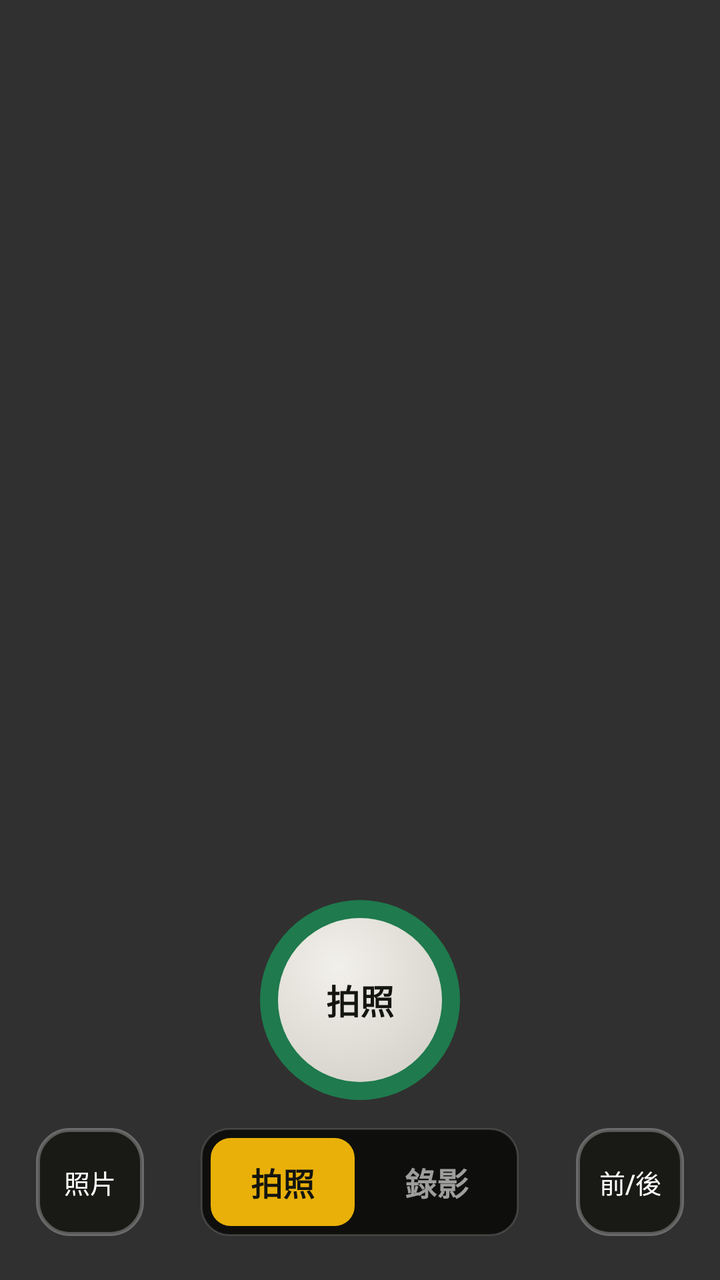
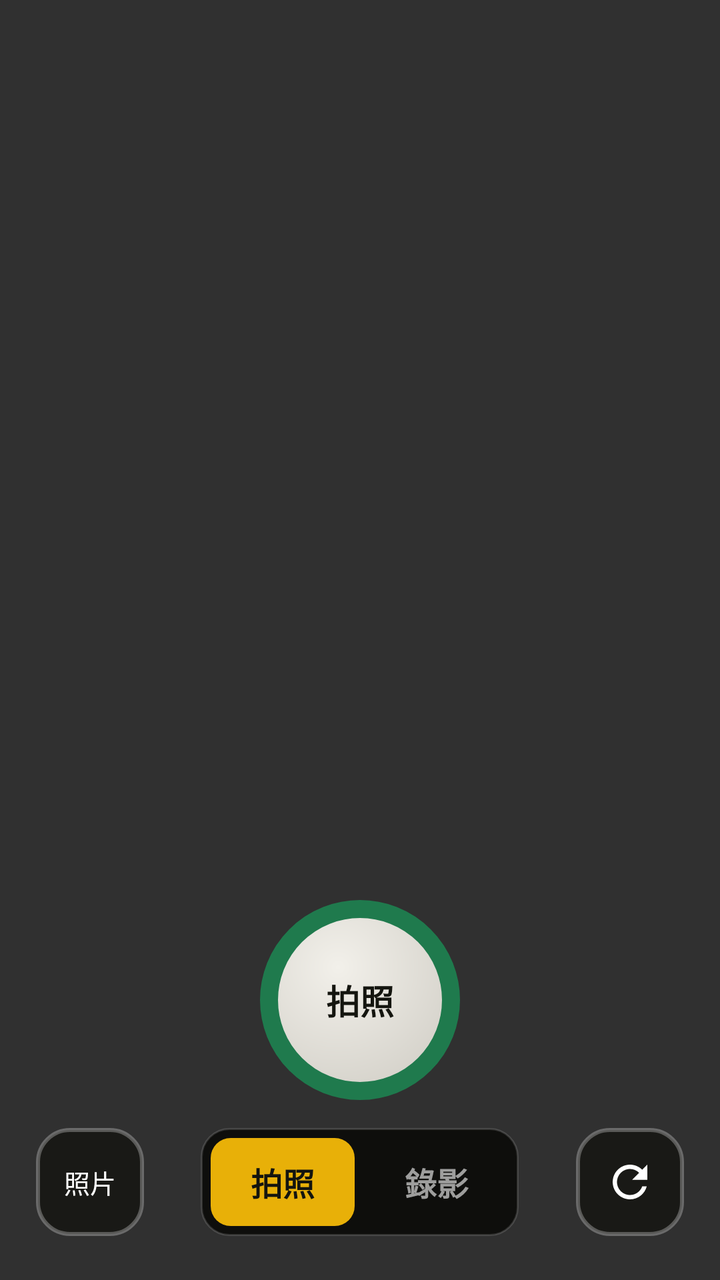

Before-and-after screenshots of an Android layout around one commit, followed by the original layout XML and the change that was made.
<!-- AndroidManifest.xml: application theme AppTheme -->
<!-- res/layout/simple_ui.xml -->
<?xml version="1.0" encoding="utf-8"?>
<FrameLayout xmlns:android="http://schemas.android.com/apk/res/android"
    xmlns:tools="http://schemas.android.com/tools"
    android:id="@+id/sc_root"
    android:layout_width="match_parent"
    android:layout_height="match_parent"
    android:clickable="false"
    android:focusable="false"
    tools:ignore="HardcodedText">

    
    <View
        android:id="@+id/sc_rec_border"
        android:layout_width="match_parent"
        android:layout_height="match_parent"
        android:background="@drawable/sc_vf_frame_rec"
        android:alpha="0"
        android:clickable="false"
        android:visibility="gone" />

    
    <LinearLayout
        android:id="@+id/sc_camera_controls"
        android:layout_width="match_parent"
        android:layout_height="wrap_content"
        android:layout_gravity="bottom"
        android:orientation="vertical"
        android:paddingTop="10dp"
        android:paddingBottom="22dp"
        android:clickable="true">

        
        <FrameLayout
            android:layout_width="match_parent"
            android:layout_height="wrap_content">

            <TextView
                android:id="@+id/sc_shutter"
                android:layout_width="100dp"
                android:layout_height="100dp"
                android:layout_gravity="center_horizontal"
                android:gravity="center"
                android:text="拍照"
                android:textSize="17sp"
                android:textStyle="bold"
                android:textColor="#14150F"
                android:background="@drawable/sc_shutter_photo"
                android:clickable="true"
                android:focusable="true" />
        </FrameLayout>

        
        <FrameLayout
            android:layout_width="match_parent"
            android:layout_height="wrap_content"
            android:layout_marginTop="14dp"
            android:paddingLeft="18dp"
            android:paddingRight="18dp">

            <FrameLayout
                android:id="@+id/sc_gallery"
                android:layout_width="54dp"
                android:layout_height="54dp"
                android:layout_gravity="start|center_vertical"
                android:background="@drawable/sc_sq_button"
                android:clickable="true"
                android:focusable="true">

                <ImageView
                    android:id="@+id/sc_gallery_thumb"
                    android:layout_width="match_parent"
                    android:layout_height="match_parent"
                    android:layout_margin="3dp"
                    android:scaleType="centerCrop"
                    android:visibility="gone"
                    android:contentDescription="照片" />

                <TextView
                    android:id="@+id/sc_gallery_label"
                    android:layout_width="match_parent"
                    android:layout_height="match_parent"
                    android:gravity="center"
                    android:text="照片"
                    android:textSize="13sp"
                    android:fontFamily="sans-serif-medium"
                    android:textColor="#FFFFFF" />
            </FrameLayout>

            <LinearLayout
                android:layout_width="wrap_content"
                android:layout_height="wrap_content"
                android:layout_gravity="center"
                android:orientation="horizontal"
                android:background="@drawable/sc_mode_pill"
                android:padding="5dp">

                <TextView
                    android:id="@+id/sc_tab_photo"
                    android:layout_width="wrap_content"
                    android:layout_height="44dp"
                    android:minWidth="72dp"
                    android:gravity="center"
                    android:text="拍照"
                    android:textSize="16sp"
                    android:textStyle="bold"
                    android:background="@drawable/sc_tab_selected"
                    android:textColor="#14150F" />

                <TextView
                    android:id="@+id/sc_tab_video"
                    android:layout_width="wrap_content"
                    android:layout_height="44dp"
                    android:minWidth="72dp"
                    android:layout_marginStart="5dp"
                    android:gravity="center"
                    android:text="錄影"
                    android:textSize="16sp"
                    android:textStyle="bold"
                    android:textColor="#99FFFFFF" />
            </LinearLayout>

            <TextView
                android:id="@+id/sc_flip"
                android:layout_width="54dp"
                android:layout_height="54dp"
                android:layout_gravity="end|center_vertical"
                android:gravity="center"
                android:text="前/後"
                android:textSize="13sp"
                android:fontFamily="sans-serif-medium"
                android:textColor="#FFFFFF"
                android:background="@drawable/sc_sq_button" />
        </FrameLayout>
    </LinearLayout>

    
    <LinearLayout
        android:id="@+id/sc_recording_controls"
        android:layout_width="match_parent"
        android:layout_height="wrap_content"
        android:layout_gravity="bottom"
        android:orientation="vertical"
        android:gravity="center"
        android:paddingTop="10dp"
        android:paddingBottom="94dp"
        android:visibility="gone">

        <LinearLayout
            android:id="@+id/sc_stop"
            android:layout_width="100dp"
            android:layout_height="100dp"
            android:orientation="vertical"
            android:gravity="center"
            android:background="@drawable/sc_stop_outer"
            android:clickable="true"
            android:focusable="true">

            <View
                android:layout_width="18dp"
                android:layout_height="18dp"
                android:background="@drawable/sc_stop_inner" />

            <TextView
                android:layout_width="wrap_content"
                android:layout_height="wrap_content"
                android:layout_marginTop="5dp"
                android:text="停止"
                android:textSize="17sp"
                android:textStyle="bold"
                android:textColor="#FFFFFF" />
        </LinearLayout>
    </LinearLayout>

    
    <View
        android:id="@+id/sc_flash"
        android:layout_width="match_parent"
        android:layout_height="match_parent"
        android:background="#FFFFFF"
        android:alpha="0"
        android:clickable="false"
        android:visibility="gone" />

    
    <FrameLayout
        android:id="@+id/sc_tuck"
        android:layout_width="100dp"
        android:layout_height="100dp"
        android:background="@drawable/sc_tuck_overlay"
        android:clickable="false"
        android:visibility="gone" />

    
    <LinearLayout
        android:id="@+id/sc_rec_capsule"
        android:layout_width="wrap_content"
        android:layout_height="wrap_content"
        android:layout_gravity="top|center_horizontal"
        android:layout_marginTop="66dp"
        android:orientation="horizontal"
        android:gravity="center_vertical"
        android:background="@drawable/sc_rec_capsule"
        android:paddingLeft="18dp"
        android:paddingRight="18dp"
        android:paddingTop="10dp"
        android:paddingBottom="10dp"
        android:clickable="false"
        android:visibility="gone">

        <View
            android:layout_width="14dp"
            android:layout_height="14dp"
            android:layout_marginEnd="10dp"
            android:background="@drawable/sc_white_dot" />

        <TextView
            android:id="@+id/sc_timer"
            android:layout_width="wrap_content"
            android:layout_height="wrap_content"
            android:text="0:00"
            android:textSize="22sp"
            android:textStyle="bold"
            android:fontFamily="monospace"
            android:textColor="#FFFFFF" />
    </LinearLayout>

</FrameLayout>
<!-- resources referenced by this layout -->
<resources>
  <!-- drawable sc_mode_pill (drawable) -->
  <?xml version="1.0" encoding="utf-8"?>
  <shape xmlns:android="http://schemas.android.com/apk/res/android" android:shape="rectangle">
      <solid android:color="#0E0E0C" />
      <corners android:radius="14dp" />
      <stroke android:width="1dp" android:color="#24FFFFFF" />
  </shape>
  <!-- drawable sc_rec_capsule (drawable) -->
  <?xml version="1.0" encoding="utf-8"?>
  <shape xmlns:android="http://schemas.android.com/apk/res/android" android:shape="rectangle">
      <solid android:color="#B3261E" />
      <corners android:radius="999dp" />
  </shape>
  <!-- drawable sc_stop_inner (drawable) -->
  <?xml version="1.0" encoding="utf-8"?>
  <shape xmlns:android="http://schemas.android.com/apk/res/android" android:shape="rectangle">
      <solid android:color="#FFFFFF" />
      <corners android:radius="4dp" />
  </shape>
  <!-- drawable sc_stop_outer (drawable) -->
  <?xml version="1.0" encoding="utf-8"?>
  <shape xmlns:android="http://schemas.android.com/apk/res/android" android:shape="oval">
      <solid android:color="#0E0E0C" />
      <stroke android:width="9dp" android:color="#B3261E" />
  </shape>
  <!-- drawable sc_tab_selected (drawable) -->
  <?xml version="1.0" encoding="utf-8"?>
  <shape xmlns:android="http://schemas.android.com/apk/res/android" android:shape="rectangle">
      <solid android:color="#E8B008" />
      <corners android:radius="10dp" />
  </shape>
  <!-- drawable sc_tuck_overlay (drawable) -->
  <?xml version="1.0" encoding="utf-8"?>
  <shape xmlns:android="http://schemas.android.com/apk/res/android" android:shape="rectangle">
      <solid android:color="#2A2A26" />
      <stroke android:width="3dp" android:color="#D9E8B008" />
      <corners android:radius="8dp" />
  </shape>
  <!-- drawable sc_vf_frame_rec (drawable) -->
  <?xml version="1.0" encoding="utf-8"?>
  <shape xmlns:android="http://schemas.android.com/apk/res/android" android:shape="rectangle">
      <solid android:color="@android:color/transparent" />
      <stroke android:width="7dp" android:color="#B3261E" />
      <corners android:radius="10dp" />
  </shape>
  <!-- drawable sc_white_dot (drawable) -->
  <?xml version="1.0" encoding="utf-8"?>
  <shape xmlns:android="http://schemas.android.com/apk/res/android" android:shape="oval">
      <solid android:color="#FFFFFF" />
  </shape>
  <style name="AppTheme" parent="AppBaseTheme">
          
          <item name="android:windowNoTitle">true</item>
          <item name="android:windowActionBar">false</item>
          <item name="android:windowFullscreen">true</item>
          <item name="android:windowContentOverlay">@null</item>
      </style>
  <style name="AppBaseTheme" parent="@style/Theme.AppCompat.NoActionBar">
          
          <item name="android:imageButtonStyle">@style/image_button</item>
          <item name="android:navigationBarColor">@android:color/black</item>
      </style>
  <style name="image_button" parent="@android:style/Widget.Material.ImageButton">
          <item name="android:backgroundTint">#d05a595b</item> 
      </style>
  <!-- unchanged entries left out for length: 2 -->
</resources>

<!-- the commit's change to res/layout/simple_ui.xml (unified diff, before → after) -->
@@ -119,17 +119,18 @@
                     android:textColor="#99FFFFFF" />
             </LinearLayout>
 
-            <TextView
+            <ImageView
                 android:id="@+id/sc_flip"
                 android:layout_width="54dp"
                 android:layout_height="54dp"
                 android:layout_gravity="end|center_vertical"
-                android:gravity="center"
-                android:text="前/後"
-                android:textSize="13sp"
-                android:fontFamily="sans-serif-medium"
-                android:textColor="#FFFFFF"
-                android:background="@drawable/sc_sq_button" />
+                android:padding="14dp"
+                android:scaleType="fitCenter"
+                android:src="@drawable/sc_ic_reload"
+                android:contentDescription="切換前後鏡頭"
+                android:background="@drawable/sc_sq_button"
+                android:clickable="true"
+                android:focusable="true" />
         </FrameLayout>
     </LinearLayout>
 
<!-- resource entries referenced after the edit -->
@@ -1,5 +1,17 @@
 <!-- resources referenced by this layout -->
 <resources>
+  <!-- drawable sc_ic_reload (drawable) -->
+  <?xml version="1.0" encoding="utf-8"?>
+  <vector xmlns:android="http://schemas.android.com/apk/res/android"
+      android:width="24dp"
+      android:height="24dp"
+      android:viewportWidth="24"
+      android:viewportHeight="24"
+      android:tint="#FFFFFF">
+      <path
+          android:fillColor="#FFFFFF"
+          android:pathData="M17.65,6.35C16.2,4.9 14.21,4 12,4c-4.42,0 -7.99,3.58 -7.99,8s3.57,8 7.99,8c3.73,0 6.84,-2.55 7.73,-6h-2.08c-0.82,2.33 -3.04,4 -5.65,4 -3.31,0 -6,-2.69 -6,-6s2.69,-6 6,-6c1.66,0 3.14,0.69 4.22,1.78L13,11h7V4l-2.35,2.35z" />
+  </vector>
   <!-- drawable sc_mode_pill (drawable) -->
   <?xml version="1.0" encoding="utf-8"?>
   <shape xmlns:android="http://schemas.android.com/apk/res/android" android:shape="rectangle">
